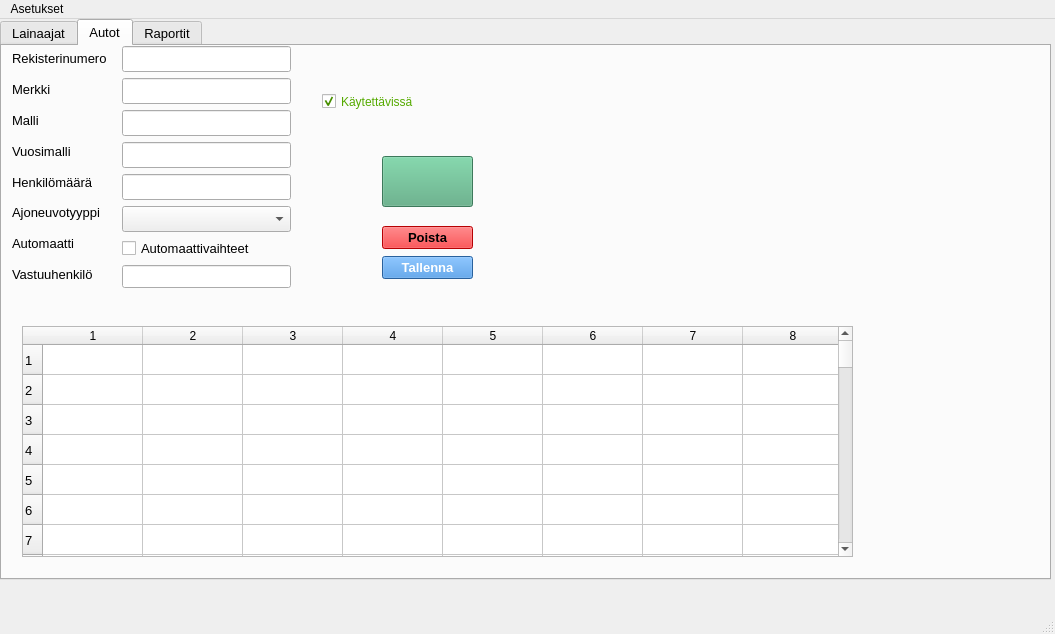
Above: administrative.ui from katalav/Autolainaus_hallinta before the change. Below: the same form after it.
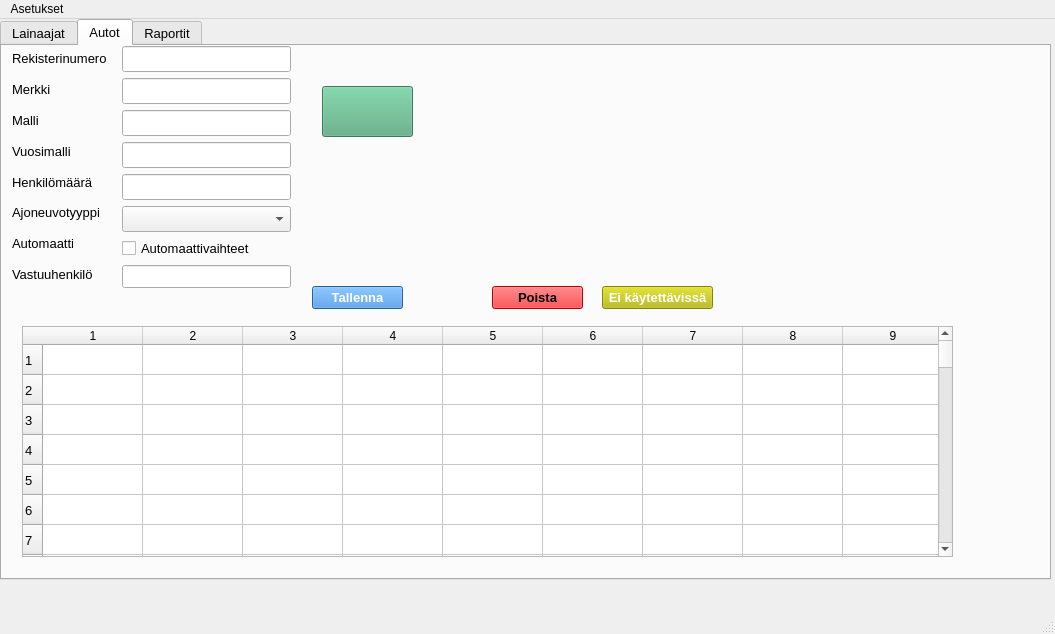
That is the form after the change. Icons and pictures are not drawn.

Patch:
```diff
--- a/administrative.ui
+++ b/administrative.ui
@@ -486,8 +486,8 @@
      <widget class="QPushButton" name="saveVehiclePushButton">
       <property name="geometry">
        <rect>
-        <x>380</x>
-        <y>210</y>
+        <x>310</x>
+        <y>240</y>
         <width>91</width>
         <height>23</height>
        </rect>
@@ -514,7 +514,7 @@
        <rect>
         <x>20</x>
         <y>280</y>
-        <width>831</width>
+        <width>931</width>
         <height>231</height>
        </rect>
       </property>
@@ -652,8 +652,8 @@
      <widget class="QPushButton" name="openPicturesPushButton">
       <property name="geometry">
        <rect>
-        <x>380</x>
-        <y>110</y>
+        <x>320</x>
+        <y>40</y>
         <width>91</width>
         <height>51</height>
        </rect>
@@ -680,8 +680,8 @@
      <widget class="QLabel" name="carPhotoLabel">
       <property name="geometry">
        <rect>
-        <x>570</x>
-        <y>50</y>
+        <x>670</x>
+        <y>40</y>
         <width>261</width>
         <height>181</height>
        </rect>
@@ -705,8 +705,8 @@
      <widget class="QPushButton" name="removeVehiclePushButton">
       <property name="geometry">
        <rect>
-        <x>380</x>
-        <y>180</y>
+        <x>490</x>
+        <y>240</y>
         <width>91</width>
         <height>23</height>
        </rect>
@@ -728,25 +728,30 @@
        <string>Poista</string>
       </property>
      </widget>
-     <widget class="QCheckBox" name="lendableCheckBox">
+     <widget class="QPushButton" name="notLendablePushButton">
       <property name="geometry">
        <rect>
-        <x>320</x>
-        <y>30</y>
-        <width>171</width>
-        <height>51</height>
+        <x>600</x>
+        <y>240</y>
+        <width>111</width>
+        <height>23</height>
        </rect>
       </property>
+      <property name="font">
+       <font>
+        <pointsize>10</pointsize>
+        <bold>true</bold>
+       </font>
+      </property>
+      <property name="cursor">
+       <cursorShape>PointingHandCursor</cursorShape>
+      </property>
       <property name="styleSheet">
-       <string notr="true">
-color: rgb(85, 170, 0);
-font: 14pt &quot;Segoe UI&quot;;</string>
+       <string notr="true">background-color: rgb(185, 185, 0);
+color: rgb(255, 255, 255);</string>
       </property>
       <property name="text">
-       <string>Käytettävissä</string>
-      </property>
-      <property name="checked">
-       <bool>true</bool>
+       <string>Ei käytettävissä</string>
       </property>
      </widget>
     </widget>
```
